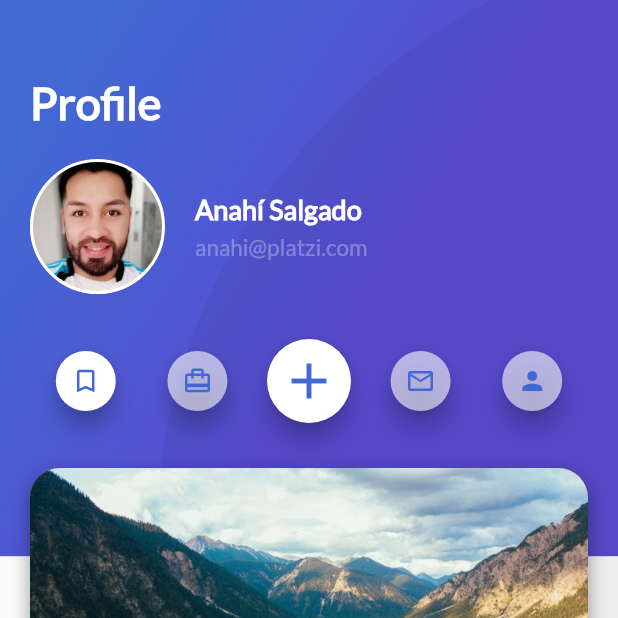
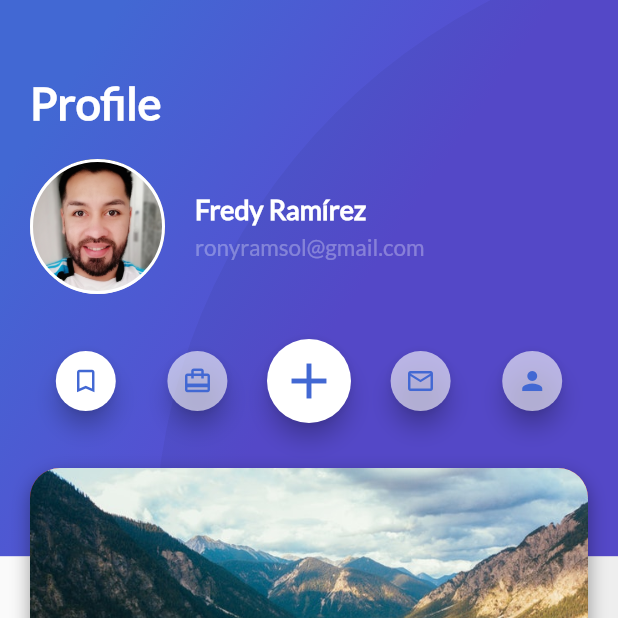
Before and after one commit to rramsol/FlutterRamsolTrippsAvanzado, a Flutter app: the screen it shows after launch, item 3 of the bottom bar chosen, on a phone screen of 412 x 824 dp, the top half of it. Run offline on Flutter 3.47's test engine with Material 2 defaults, Android fonts, the phone set to English and light mode, and no system bars; missing offline and left inert: generic_bloc_provider.

Commit message:
configuracion en la coope

```diff
--- a/lib/User/ui/screens/profile_header.dart
+++ b/lib/User/ui/screens/profile_header.dart
@@ -29,7 +29,7 @@ class ProfileHeader extends StatelessWidget {
               title
             ],
           ),
-          UserInfo('assets/img/ann.jpg', 'Anahí Salgado','anahi@platzi.com'),
+          UserInfo('assets/img/ann.jpg', 'Fredy Ramírez','ronyramsol@gmail.com'),
           ButtonsBar()
         ],
       ),
```
Also changed, not shown: pubspec.lock, 1 other file.
